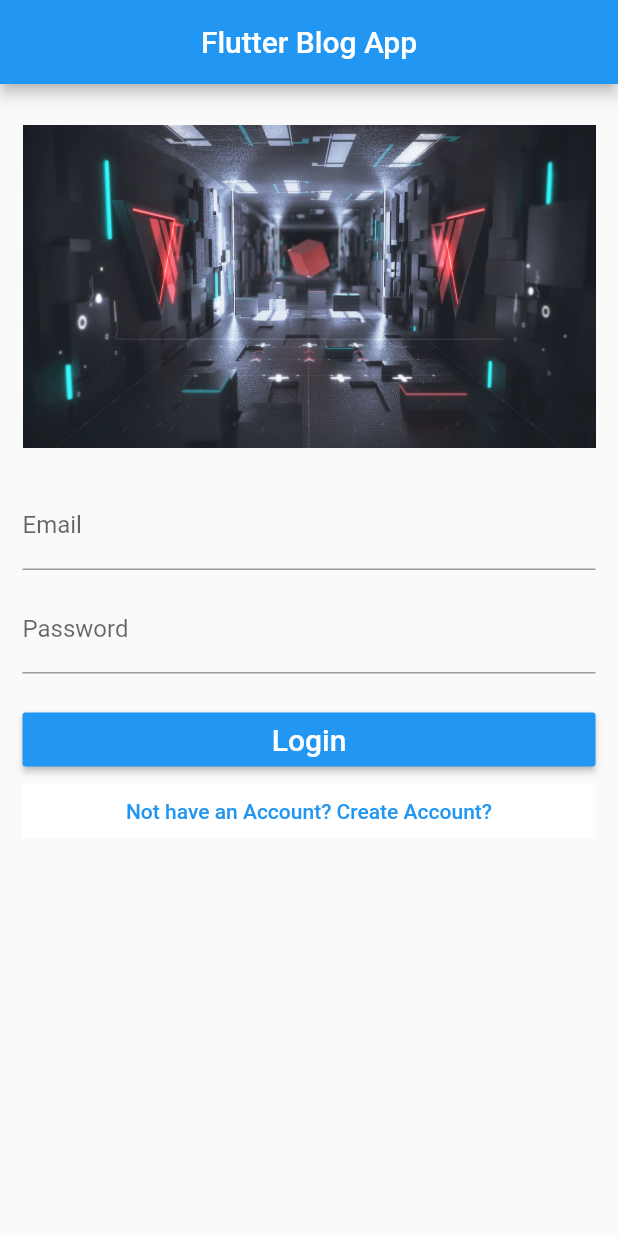
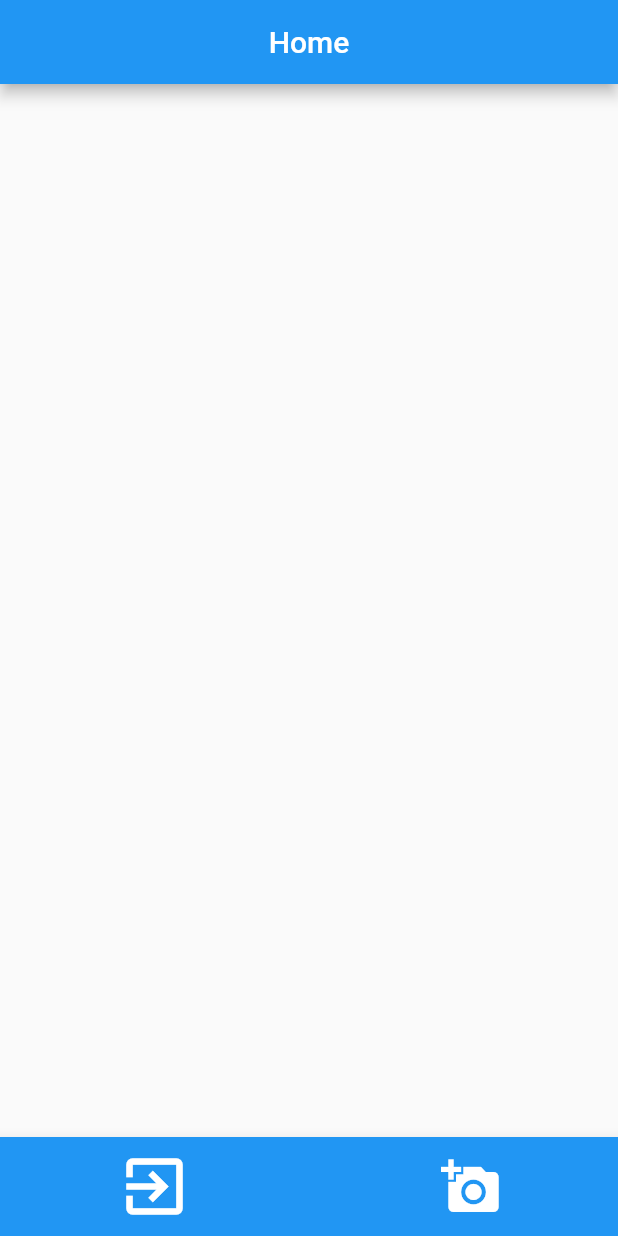
Before and after one commit to L7z404/blog_flutter, a Flutter app: the screen it shows after launch, on a phone screen of 412 x 824 dp. Run offline on Flutter 3.47's test engine with Material 2 defaults, Android fonts, the phone set to English and light mode, and no system bars.

Commit message:
started Home Page

```diff
--- /dev/null
+++ b/lib/HomePage.dart
@@ -0,0 +1,47 @@
+import 'package:flutter/material.dart';
+
+class HomePage extends StatefulWidget {
+  @override
+  _HomePageState createState() => _HomePageState();
+}
+
+class _HomePageState extends State<HomePage> {
+  //Methods
+  void _logoutUser() {}
+
+  //Design
+  @override
+  Widget build(BuildContext context) {
+    return Scaffold(
+      appBar: AppBar(
+        centerTitle: true,
+        title: Text("Home"),
+      ),
+      body: Container(),
+      bottomNavigationBar: BottomAppBar(
+        color: Colors.blue,
+        child: Container(
+          margin: const EdgeInsets.only(left: 70.0, right: 70.0),
+          child: Row(
+            mainAxisAlignment: MainAxisAlignment.spaceBetween,
+            mainAxisSize: MainAxisSize.max,
+            children: <Widget>[
+              IconButton(
+                icon: Icon(Icons.exit_to_app),
+                iconSize: 50.0,
+                color: Colors.white,
+                onPressed: _logoutUser,
+              ),
+              IconButton(
+                icon: Icon(Icons.add_a_photo),
+                iconSize: 40.0,
+                color: Colors.white,
+                onPressed: () {},
+              )
+            ],
+          ),
+        ),
+      ),
+    );
+  }
+}
--- a/lib/main.dart
+++ b/lib/main.dart
@@ -1,5 +1,6 @@
 import 'package:flutter/material.dart';
-import 'package:pagina_inicio_login/loginRegisterPage.dart';
+import 'package:blog_flutter/HomePage.dart';
+import 'package:blog_flutter/loginRegisterPage.dart';
 
 void main() {
   runApp(BlogApp());
@@ -14,7 +15,7 @@ class BlogApp extends StatelessWidget {
       theme: new ThemeData(
         primarySwatch: Colors.blue,
       ),
-      home: LoginRegisterPage(),
+      home: HomePage(),
     );
   }
 }
--- a/pubspec.yaml
+++ b/pubspec.yaml
@@ -1,4 +1,4 @@
-name: pagina_inicio_login
+name: blog_flutter
 description: A new Flutter project.
 
 # The following line prevents the package from being accidentally published to
```
